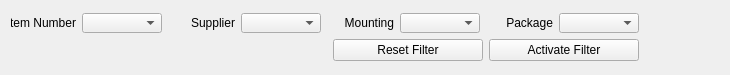
Above: form_filter.ui from Math68/GDS19-09_Develop before the change. Below: the same form after it.
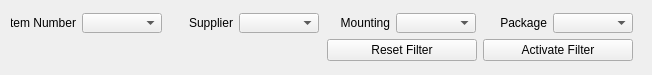
That is the form after the change.

Commit message: Main Window modified with new window for picture

```diff
--- a/form_filter.ui
+++ b/form_filter.ui
@@ -6,7 +6,7 @@
    <rect>
     <x>0</x>
     <y>0</y>
-    <width>730</width>
+    <width>652</width>
     <height>75</height>
    </rect>
   </property>
@@ -20,6 +20,90 @@
       <layout class="QVBoxLayout" name="verticalLayout">
        <item>
         <layout class="QGridLayout" name="gridLayout_filter">
+         <item row="0" column="5">
+          <widget class="QComboBox" name="comboBox_filter_mounting">
+           <property name="sizePolicy">
+            <sizepolicy hsizetype="MinimumExpanding" vsizetype="Fixed">
+             <horstretch>0</horstretch>
+             <verstretch>0</verstretch>
+            </sizepolicy>
+           </property>
+           <property name="minimumSize">
+            <size>
+             <width>80</width>
+             <height>20</height>
+            </size>
+           </property>
+           <property name="maximumSize">
+            <size>
+             <width>80</width>
+             <height>20</height>
+            </size>
+           </property>
+           <property name="baseSize">
+            <size>
+             <width>80</width>
+             <height>20</height>
+            </size>
+           </property>
+          </widget>
+         </item>
+         <item row="0" column="6">
+          <widget class="QLabel" name="label_filter_package">
+           <property name="minimumSize">
+            <size>
+             <width>65</width>
+             <height>20</height>
+            </size>
+           </property>
+           <property name="maximumSize">
+            <size>
+             <width>65</width>
+             <height>20</height>
+            </size>
+           </property>
+           <property name="baseSize">
+            <size>
+             <width>65</width>
+             <height>20</height>
+            </size>
+           </property>
+           <property name="text">
+            <string>Package</string>
+           </property>
+           <property name="alignment">
+            <set>Qt::AlignRight|Qt::AlignTrailing|Qt::AlignVCenter</set>
+           </property>
+          </widget>
+         </item>
+         <item row="0" column="2">
+          <widget class="QLabel" name="label_filter_supplier">
+           <property name="minimumSize">
+            <size>
+             <width>65</width>
+             <height>20</height>
+            </size>
+           </property>
+           <property name="maximumSize">
+            <size>
+             <width>65</width>
+             <height>20</height>
+            </size>
+           </property>
+           <property name="baseSize">
+            <size>
+             <width>65</width>
+             <height>20</height>
+            </size>
+           </property>
+           <property name="text">
+            <string>Supplier</string>
+           </property>
+           <property name="alignment">
+            <set>Qt::AlignRight|Qt::AlignTrailing|Qt::AlignVCenter</set>
+           </property>
+          </widget>
+         </item>
          <item row="0" column="0">
           <widget class="QLabel" name="label_filter_item_number">
            <property name="enabled">
@@ -51,68 +135,14 @@
            </property>
           </widget>
          </item>
-         <item row="0" column="1">
-          <widget class="QComboBox" name="comboBox_filter_item_number">
-           <property name="minimumSize">
-            <size>
-             <width>80</width>
-             <height>20</height>
-            </size>
-           </property>
-           <property name="baseSize">
-            <size>
-             <width>80</width>
-             <height>20</height>
-            </size>
-           </property>
-          </widget>
-         </item>
-         <item row="0" column="2">
-          <spacer name="horizontalSpacer">
-           <property name="orientation">
-            <enum>Qt::Horizontal</enum>
-           </property>
-           <property name="sizeType">
-            <enum>QSizePolicy::Fixed</enum>
-           </property>
-           <property name="sizeHint" stdset="0">
-            <size>
-             <width>2</width>
-             <height>20</height>
-            </size>
-           </property>
-          </spacer>
-         </item>
          <item row="0" column="3">
-          <widget class="QLabel" name="label_filter_supplier">
-           <property name="minimumSize">
-            <size>
-             <width>65</width>
-             <height>20</height>
-            </size>
-           </property>
-           <property name="maximumSize">
-            <size>
-             <width>65</width>
-             <height>20</height>
-            </size>
-           </property>
-           <property name="baseSize">
-            <size>
-             <width>65</width>
-             <height>20</height>
-            </size>
-           </property>
-           <property name="text">
-            <string>Supplier</string>
-           </property>
-           <property name="alignment">
-            <set>Qt::AlignRight|Qt::AlignTrailing|Qt::AlignVCenter</set>
-           </property>
-          </widget>
-         </item>
-         <item row="0" column="4">
           <widget class="QComboBox" name="comboBox_filter_supplier">
+           <property name="sizePolicy">
+            <sizepolicy hsizetype="MinimumExpanding" vsizetype="Fixed">
+             <horstretch>0</horstretch>
+             <verstretch>0</verstretch>
+            </sizepolicy>
+           </property>
            <property name="minimumSize">
             <size>
              <width>80</width>
@@ -127,23 +157,7 @@
            </property>
           </widget>
          </item>
-         <item row="0" column="5">
-          <spacer name="horizontalSpacer_3">
-           <property name="orientation">
-            <enum>Qt::Horizontal</enum>
-           </property>
-           <property name="sizeType">
-            <enum>QSizePolicy::Fixed</enum>
-           </property>
-           <property name="sizeHint" stdset="0">
-            <size>
-             <width>2</width>
-             <height>20</height>
-            </size>
-           </property>
-          </spacer>
-         </item>
-         <item row="0" column="6">
+         <item row="0" column="4">
           <widget class="QLabel" name="label_filter_mounting">
            <property name="minimumSize">
             <size>
@@ -172,73 +186,13 @@
           </widget>
          </item>
          <item row="0" column="7">
-          <widget class="QComboBox" name="comboBox_filter_mounting">
-           <property name="minimumSize">
-            <size>
-             <width>80</width>
-             <height>20</height>
-            </size>
-           </property>
-           <property name="maximumSize">
-            <size>
-             <width>80</width>
-             <height>20</height>
-            </size>
-           </property>
-           <property name="baseSize">
-            <size>
-             <width>80</width>
-             <height>20</height>
-            </size>
-           </property>
-          </widget>
-         </item>
-         <item row="0" column="8">
-          <spacer name="horizontalSpacer_6">
-           <property name="orientation">
-            <enum>Qt::Horizontal</enum>
-           </property>
-           <property name="sizeType">
-            <enum>QSizePolicy::Fixed</enum>
-           </property>
-           <property name="sizeHint" stdset="0">
-            <size>
-             <width>2</width>
-             <height>20</height>
-            </size>
-           </property>
-          </spacer>
-         </item>
-         <item row="0" column="9">
-          <widget class="QLabel" name="label_filter_package">
-           <property name="minimumSize">
-            <size>
-             <width>65</width>
-             <height>20</height>
-            </size>
-           </property>
-           <property name="maximumSize">
-            <size>
-             <width>65</width>
-             <height>20</height>
-            </size>
-           </property>
-           <property name="baseSize">
-            <size>
-             <width>65</width>
-             <height>20</height>
-            </size>
-           </property>
-           <property name="text">
-            <string>Package</string>
-           </property>
-           <property name="alignment">
-            <set>Qt::AlignRight|Qt::AlignTrailing|Qt::AlignVCenter</set>
-           </property>
-          </widget>
-         </item>
-         <item row="0" column="10">
           <widget class="QComboBox" name="comboBox_filter_package">
+           <property name="sizePolicy">
+            <sizepolicy hsizetype="MinimumExpanding" vsizetype="Fixed">
+             <horstretch>0</horstretch>
+             <verstretch>0</verstretch>
+            </sizepolicy>
+           </property>
            <property name="minimumSize">
             <size>
              <width>80</width>
@@ -259,6 +213,28 @@
            </property>
           </widget>
          </item>
+         <item row="0" column="1">
+          <widget class="QComboBox" name="comboBox_filter_item_number">
+           <property name="sizePolicy">
+            <sizepolicy hsizetype="MinimumExpanding" vsizetype="Fixed">
+             <horstretch>0</horstretch>
+             <verstretch>0</verstretch>
+            </sizepolicy>
+           </property>
+           <property name="minimumSize">
+            <size>
+             <width>80</width>
+             <height>20</height>
+            </size>
+           </property>
+           <property name="baseSize">
+            <size>
+             <width>80</width>
+             <height>20</height>
+            </size>
+           </property>
+          </widget>
+         </item>
         </layout>
        </item>
        <item>
```
The commit also changes 5 other files.
